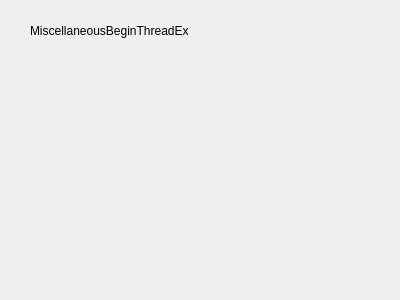
The window that QtGuiApplicationTest/QtGuiApplicationTest/MiscellaneousBeginThreadEx.ui (xautshuanglong/QtLearningRepository) describes before a commit, drawn with Qt 5.
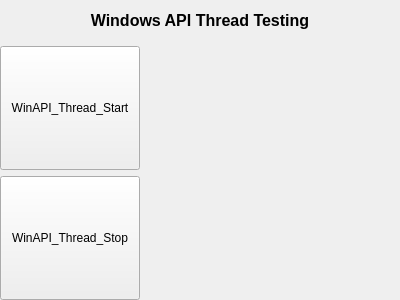
The same window after the commit. Custom widgets are drawn as their Qt base class.

The edit to the form file:
```diff
--- a/QtGuiApplicationTest/QtGuiApplicationTest/MiscellaneousBeginThreadEx.ui
+++ b/QtGuiApplicationTest/QtGuiApplicationTest/MiscellaneousBeginThreadEx.ui
@@ -13,19 +13,92 @@
   <property name="windowTitle">
    <string>MiscellaneousBeginThreadEx</string>
   </property>
-  <widget class="QLabel" name="label">
-   <property name="geometry">
-    <rect>
-     <x>30</x>
-     <y>20</y>
-     <width>201</width>
-     <height>21</height>
-    </rect>
+  <property name="styleSheet">
+   <string notr="true"/>
+  </property>
+  <layout class="QVBoxLayout" name="verticalLayout">
+   <property name="leftMargin">
+    <number>0</number>
    </property>
-   <property name="text">
-    <string>MiscellaneousBeginThreadEx</string>
+   <property name="topMargin">
+    <number>0</number>
    </property>
-  </widget>
+   <property name="rightMargin">
+    <number>0</number>
+   </property>
+   <property name="bottomMargin">
+    <number>0</number>
+   </property>
+   <item>
+    <layout class="QHBoxLayout" name="horizontalLayout">
+     <item>
+      <widget class="QLabel" name="lbTitle">
+       <property name="minimumSize">
+        <size>
+         <width>0</width>
+         <height>40</height>
+        </size>
+       </property>
+       <property name="font">
+        <font>
+         <pointsize>12</pointsize>
+         <weight>75</weight>
+         <bold>true</bold>
+        </font>
+       </property>
+       <property name="text">
+        <string>Windows API Thread Testing</string>
+       </property>
+       <property name="alignment">
+        <set>Qt::AlignCenter</set>
+       </property>
+      </widget>
+     </item>
+    </layout>
+   </item>
+   <item>
+    <layout class="QFormLayout" name="formLayout">
+     <item row="0" column="0">
+      <widget class="QPushButton" name="btnWinApiThreadStart">
+       <property name="sizePolicy">
+        <sizepolicy hsizetype="Expanding" vsizetype="Expanding">
+         <horstretch>0</horstretch>
+         <verstretch>0</verstretch>
+        </sizepolicy>
+       </property>
+       <property name="minimumSize">
+        <size>
+         <width>140</width>
+         <height>30</height>
+        </size>
+       </property>
+       <property name="text">
+        <string>WinAPI_Thread_Start</string>
+       </property>
+      </widget>
+     </item>
+     <item row="1" column="0">
+      <widget class="QPushButton" name="btnWinApiThreadStop">
+       <property name="sizePolicy">
+        <sizepolicy hsizetype="Expanding" vsizetype="Expanding">
+         <horstretch>0</horstretch>
+         <verstretch>0</verstretch>
+        </sizepolicy>
+       </property>
+       <property name="minimumSize">
+        <size>
+         <width>140</width>
+         <height>30</height>
+        </size>
+       </property>
+       <property name="text">
+        <string>WinAPI_Thread_Stop</string>
+       </property>
+      </widget>
+     </item>
+    </layout>
+   </item>
+  </layout>
  </widget>
  <layoutdefault spacing="6" margin="11"/>
  <customwidgets>
```
